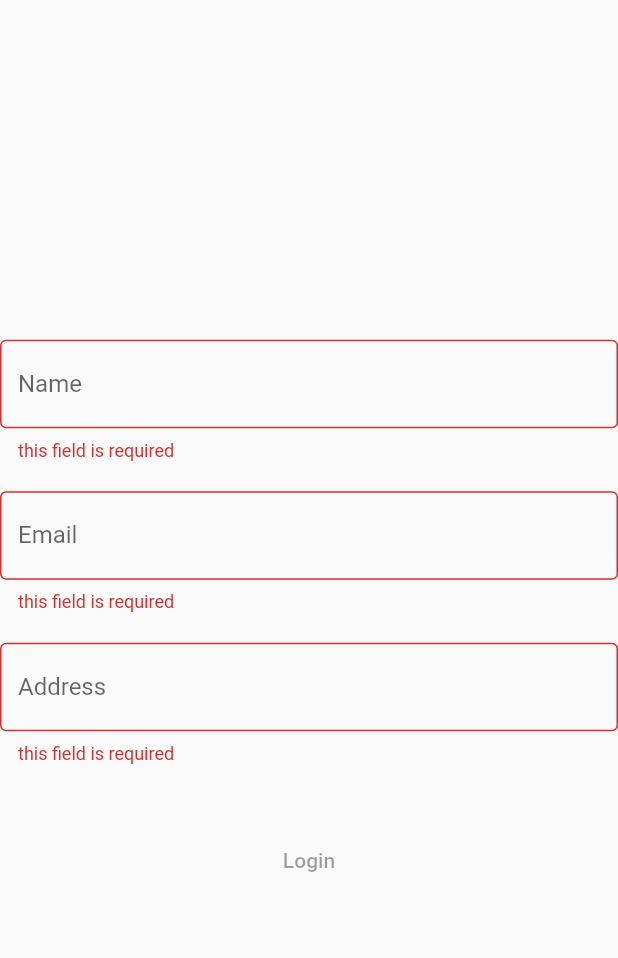
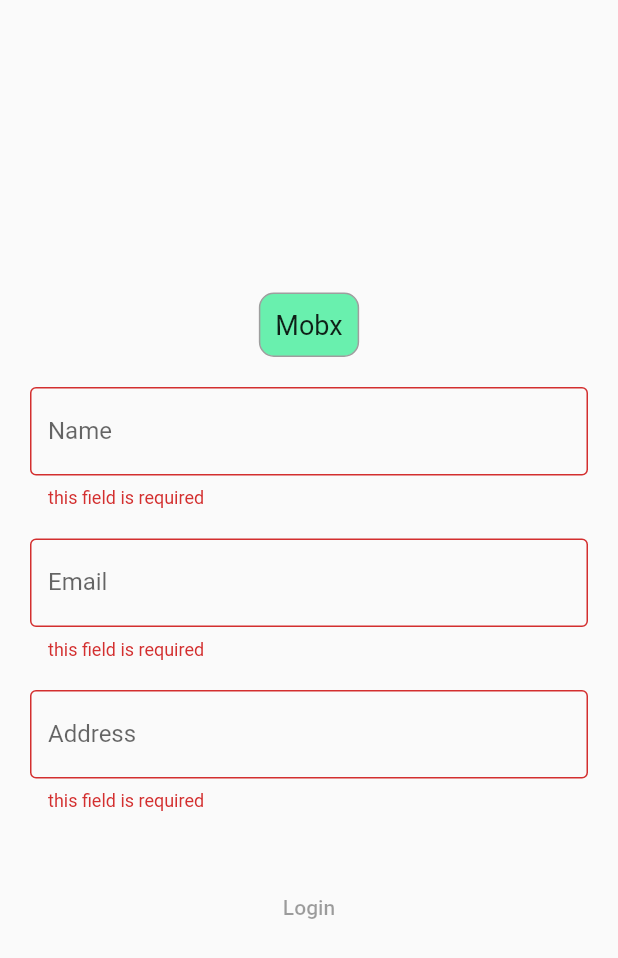
Before and after one commit to MarceloJSCesar/Mobx-Learning, a Flutter app: the screen it shows after launch, on a phone screen of 412 x 824 dp. Shown: the top 958 px of the screen. Run offline on Flutter 3.47's test engine with Material 2 defaults, Android fonts, the light colour scheme and no system bars; our stand-ins replace flutter_mobx, mobx; generated files the repository leaves out were written again.

Commit message:
exercise finished

```diff
--- a/cart_list/lib/main.dart
+++ b/cart_list/lib/main.dart
@@ -1,5 +1,6 @@
 import 'package:flutter/material.dart';
 import './views/login_page.dart';
+import './views/home_page.dart';
 
 void main() => runApp(DartList());
 
@@ -9,6 +10,10 @@
     return MaterialApp(
       debugShowCheckedModeBanner: false,
       home: LoginPage(),
-    );
+      initialRoute: './login',
+      routes: {
+        './login': (ctx) => LoginPage(),
+        '/home': (ctx) => HomeScreen()
+      });
   }
 }
--- a/cart_list/lib/views/login_page.dart
+++ b/cart_list/lib/views/login_page.dart
@@ -9,26 +9,55 @@
     return Scaffold(
       body: Observer(
         builder: (ctx) {
-           return Container(
+          return Container(
+            margin: const EdgeInsets.fromLTRB(20, 0, 20, 0),
             child: Column(
               mainAxisAlignment: MainAxisAlignment.center,
               crossAxisAlignment: CrossAxisAlignment.center,
               children: <Widget>[
-                _textField(labelText: 'Name', onChanged: controller.client.changeName, errorText: controller.validateName),
+                Container(
+                  padding: const EdgeInsets.all(10),
+                  decoration: BoxDecoration(
+                      border: Border.all(color: Colors.grey),
+                      color: Colors.greenAccent,
+                      borderRadius: BorderRadius.circular(10)),
+                  child: Text(
+                    'Mobx',
+                    style: TextStyle(fontSize: 18),
+                  ),
+                ),
                 _height(20),
-                _textField(labelText: 'Email', onChanged: controller.client.changeEmail, errorText: controller.validateEmail),
+                _textField(
+                    labelText: 'Name',
+                    onChanged: controller.client.changeName,
+                    errorText: controller.validateName),
                 _height(20),
-                _textField(labelText: 'Address', onChanged: controller.client.changeAddress, errorText: controller.validateAddress),
+                _textField(
+                    labelText: 'Email',
+                    onChanged: controller.client.changeEmail,
+                    errorText: controller.validateEmail),
+                _height(20),
+                _textField(
+                    labelText: 'Address',
+                    onChanged: controller.client.changeAddress,
+                    errorText: controller.validateAddress),
                 _height(40),
                 TextButton(
-                  style: ButtonStyle(
-                    backgroundColor: controller.isValid ? MaterialStateProperty.all<Color>(Colors.red) : MaterialStateProperty.all<Color>(Colors.transparent),
-                  ),
-                  child: Text('Login'),
-                  onPressed: controller.isValid ? (){} : null),
+                    style: ButtonStyle(
+                      backgroundColor: controller.isValid
+                          ? MaterialStateProperty.all<Color>(Colors.red)
+                          : MaterialStateProperty.all<Color>(
+                              Colors.transparent),
+                    ),
+                    child: Text('Login'),
+                    onPressed: controller.isValid
+                        ? () {
+                            Navigator.pushNamed(ctx, '/home');
+                          }
+                        : null),
               ],
             ),
-           );
+          );
         },
       ),
     );
```
Also changed, not shown: cart_list/lib/views/home_page.dart (+27 -0 lines).
